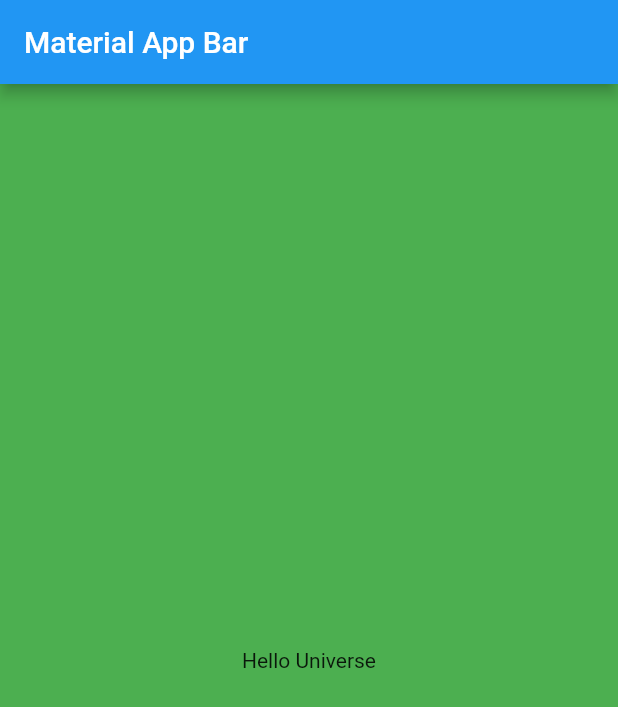
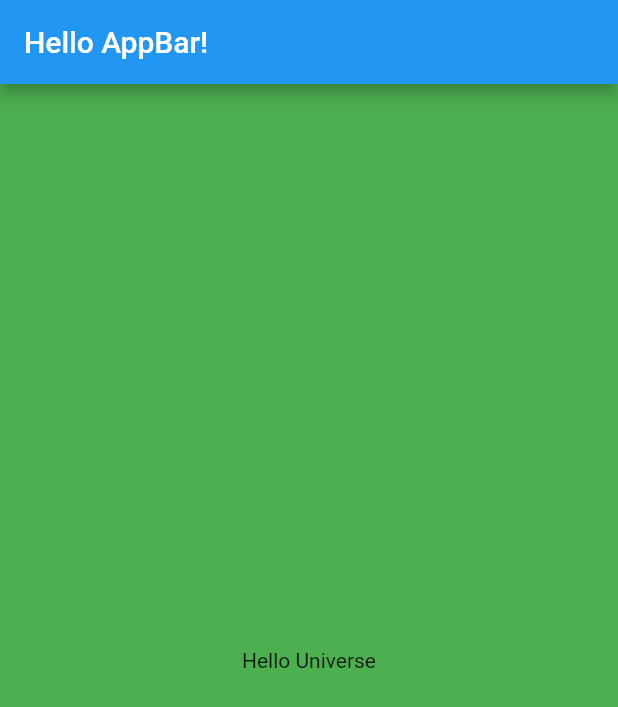
Before and after one commit to k-forjan/test, a Flutter app: the screen it shows after launch, on a phone screen of 412 x 824 dp. Shown: the top 707 px of the screen. Run offline on Flutter 3.47's test engine with Material 2 defaults, Android fonts, the phone set to English and light mode, and no system bars.

Commit message:
change appbar title

```diff
--- a/lib/main.dart
+++ b/lib/main.dart
@@ -12,7 +12,7 @@ class MyApp extends StatelessWidget {
       home: Scaffold(
         backgroundColor: Colors.green,
         appBar: AppBar(
-          title: const Text('Material App Bar'),
+          title: const Text('Hello AppBar!'),
         ),
         body: const Center(
           child: Text('Hello Universe'),
```
